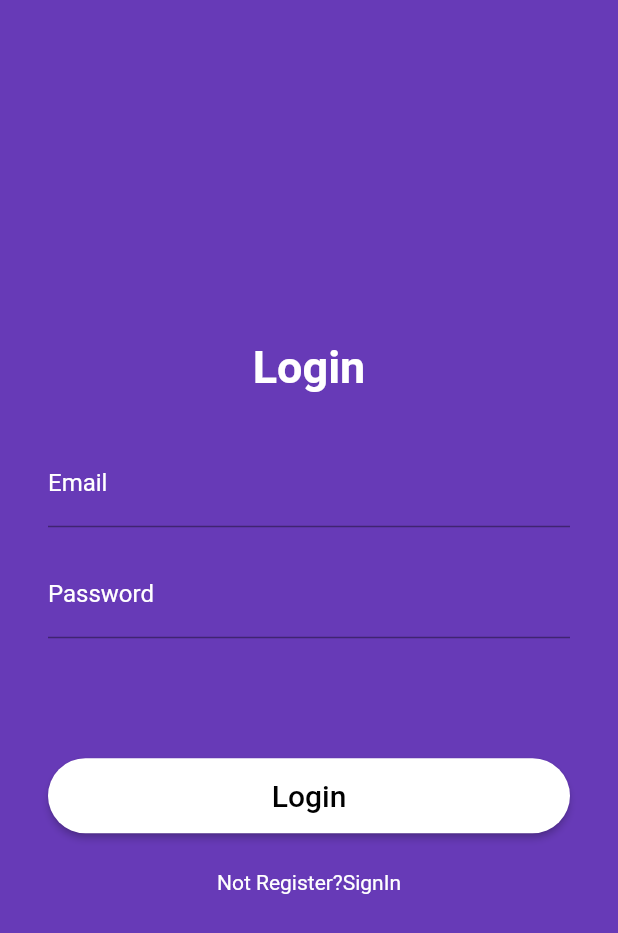
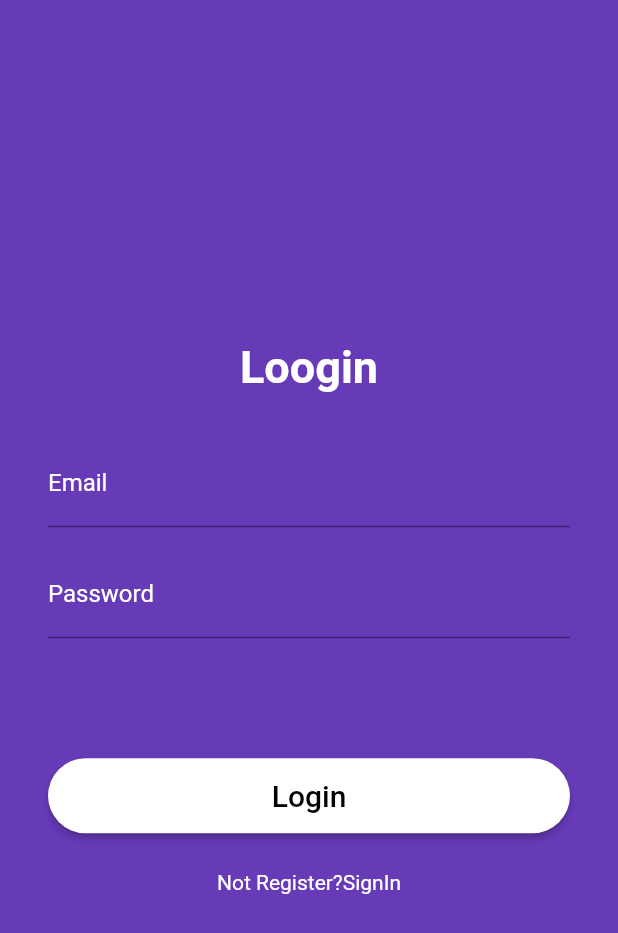
Before and after one commit to oucansu/loginregister, a Flutter app: the screen it shows after launch, on a phone screen of 412 x 824 dp. Shown: the top 933 px of the screen. Run offline on Flutter 3.47's test engine with Material 2 defaults, Android fonts, the phone set to English and light mode, and no system bars.

Commit message:
Omer Gonderiyor

```diff
--- a/lib/login.dart
+++ b/lib/login.dart
@@ -38,7 +38,7 @@ class _LoginScreenState extends State<LoginScreen> {
                 mainAxisAlignment: MainAxisAlignment.center,
                 children: [
                   Text(
-                    'Login',
+                    'Loogin',
                     style: TextStyle(
                       color: Colors.white,
                       fontSize: 30,
```
